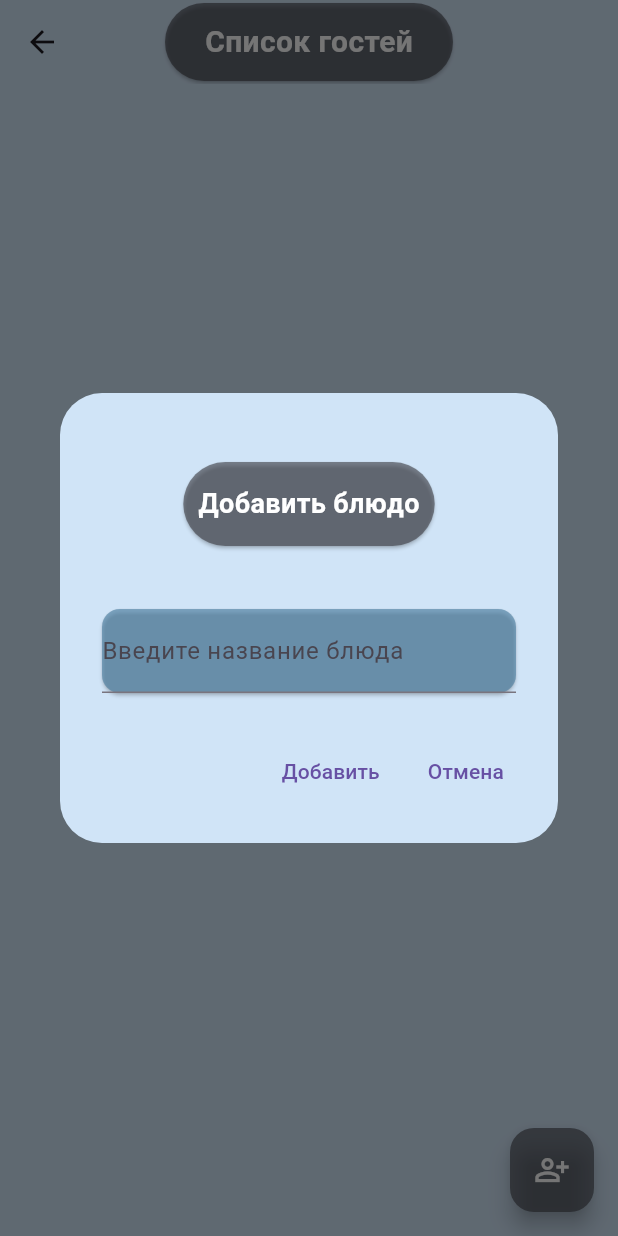
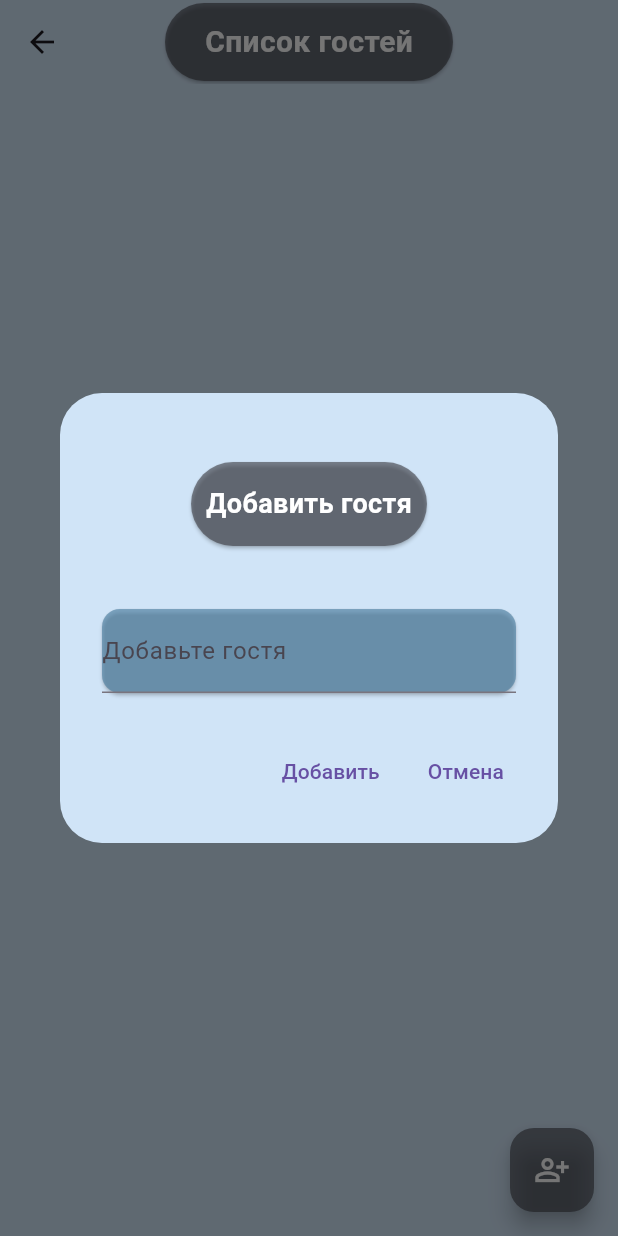
Before and after one commit to DiaboliFelis/Event-horizon, a Flutter app: the guestListScreen screen opened directly, after a tap on the "person add alt" icon, on a phone screen of 412 x 824 dp. Run offline on Flutter 3.47's test engine with Material 3 defaults, Android fonts, the phone set to English and light mode, and no system bars.

Commit message:
Fixed guests_page text

```diff
--- a/lib/presentation/pages/guests_page/guests_page.dart
+++ b/lib/presentation/pages/guests_page/guests_page.dart
@@ -42,7 +42,7 @@ class guestListScreenState extends State<guestListScreen> {
               color: const Color(0x993C3C43),
               child: const Padding(
                 padding: EdgeInsets.symmetric(vertical: 15.0, horizontal: 10),
-                child: Text('Добавить блюдо', style: TextStyle(fontWeight: FontWeight.bold, fontSize: 18, color: Colors.white),),
+                child: Text('Добавить гостя', style: TextStyle(fontWeight: FontWeight.bold, fontSize: 18, color: Colors.white),),
               ),
               ),
             ),
@@ -52,7 +52,7 @@ class guestListScreenState extends State<guestListScreen> {
             child:
             TextField(
             controller: controller,
-            decoration: const InputDecoration(labelText: 'Введите название блюда'),
+            decoration: const InputDecoration(labelText: 'Добавьте гостя'),
           ),
           ),
           actions: [
```
